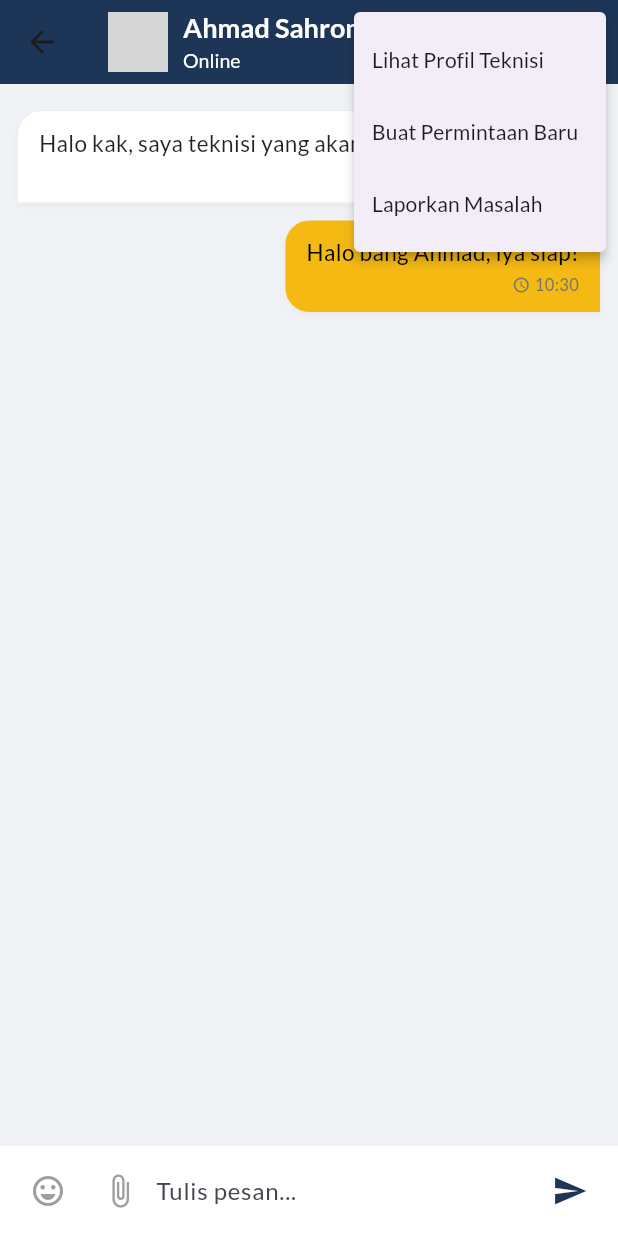
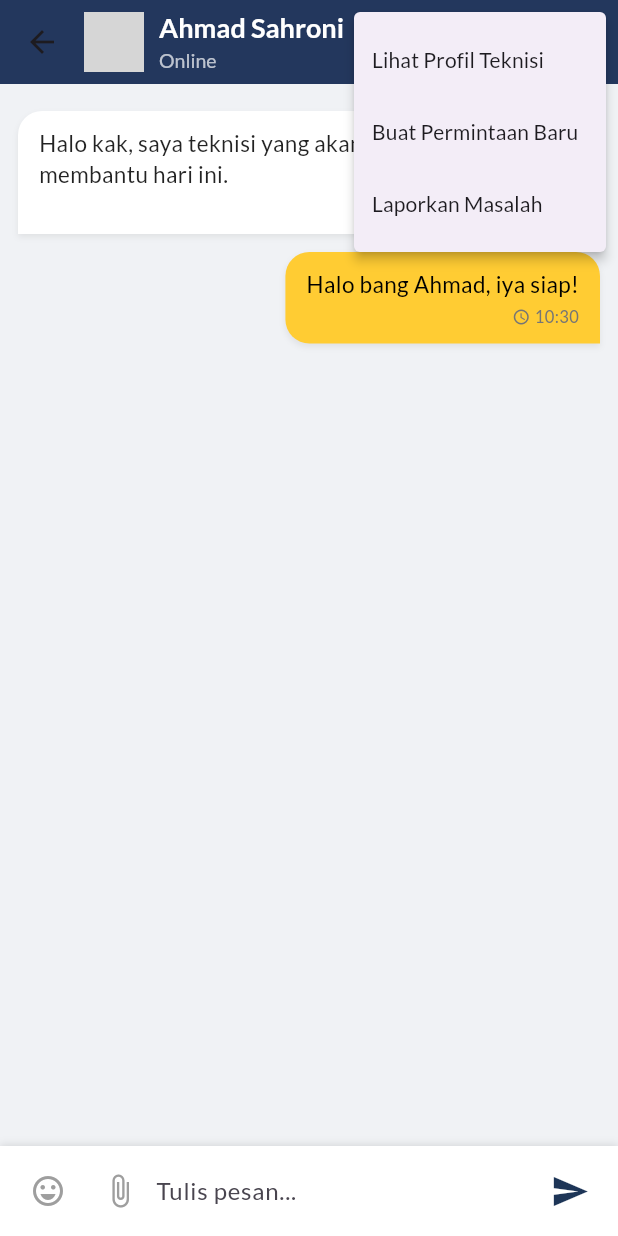
Before and after one commit to Mhdfarhan1/Quick_fix_mobile, a Flutter app: the ChatPage screen opened directly, after a tap on the "more vert" icon, on a phone screen of 412 x 824 dp. Run offline on Flutter 3.47's test engine with Material 3 defaults, Android fonts, the phone set to English and light mode, and no system bars; our stand-ins replace font_awesome_flutter, lottie, shimmer; grey boxes are pictures that could not be loaded.

Commit message:
perbaiki chat

```diff
--- a/lib/screens/chat.dart
+++ b/lib/screens/chat/chat.dart
@@ -1,8 +1,6 @@
 import 'package:flutter/material.dart';
 import 'package:intl/intl.dart';
-import 'notif.dart';
-
-
+import '../notifikasi/notif.dart'; // Pastikan file notif.dart ada di folder yang sama
 
 class ChatPage extends StatefulWidget {
   const ChatPage({super.key});
@@ -29,19 +27,25 @@ class _ChatPageState extends State<ChatPage> {
     },
   ];
 
+  // 🔹 Fungsi kirim pesan
   void _sendMessage(String text) {
-    if (text.trim().isEmpty) return;
+    final trimmed = text.trim();
+    if (trimmed.isEmpty) return;
 
     setState(() {
       _messages.add({
         "sender": "Kamu",
-        "message": text,
+        "message": trimmed,
         "isUser": true,
         "time": DateTime.now(),
       });
+    });
 
-      // Simulasi balasan otomatis Ahmad Sahroni
+    _controller.clear();
+
+    // 🔁 Simulasi balasan otomatis (1 detik)
     Future.delayed(const Duration(seconds: 1), () {
+      if (!mounted) return;
       setState(() {
         _messages.add({
           "sender": "Ahmad Sahroni",
@@ -51,8 +55,6 @@ class _ChatPageState extends State<ChatPage> {
         });
       });
     });
-    });
-    _controller.clear();
   }
 
   @override
@@ -61,6 +63,8 @@ class _ChatPageState extends State<ChatPage> {
       backgroundColor: const Color(0xFFF0F2F5),
       appBar: AppBar(
         backgroundColor: const Color(0xFF1D3557),
+        elevation: 3,
+        titleSpacing: 0,
         title: Row(
           children: [
             const CircleAvatar(
@@ -85,7 +89,7 @@ class _ChatPageState extends State<ChatPage> {
                   style: TextStyle(
                     fontSize: 13,
                     fontWeight: FontWeight.w400,
-                    color: Colors.white,
+                    color: Colors.white70,
                   ),
                 ),
               ],
@@ -96,7 +100,9 @@ class _ChatPageState extends State<ChatPage> {
           IconButton(
             icon: const Icon(Icons.phone, color: Colors.white),
             onPressed: () {
-              // Aksi panggilan bisa ditambahkan di sini
+              ScaffoldMessenger.of(context).showSnackBar(
+                const SnackBar(content: Text('Fitur panggilan belum tersedia')),
+              );
             },
           ),
           IconButton(
@@ -111,46 +117,38 @@ class _ChatPageState extends State<ChatPage> {
           PopupMenuButton<String>(
             icon: const Icon(Icons.more_vert, color: Colors.white),
             onSelected: (value) {
-              // Handle opsi menu di sini
-              switch (value) {
-                case 'Profil':
-                  print('Lihat Profil Teknisi');
-                  break;
-                case 'Permintaan Baru':
-                  print('Buat Permintaan Baru');
-                  break;
-                case 'Laporkan':
-                  print('Laporkan Masalah');
-                  break;
+              String message = switch (value) {
+                'Profil' => 'Lihat Profil Teknisi',
+                'Permintaan Baru' => 'Buat Permintaan Baru',
+                'Laporkan' => 'Laporkan Masalah',
+                _ => '',
+              };
+              if (message.isNotEmpty) {
+                ScaffoldMessenger.of(context)
+                    .showSnackBar(SnackBar(content: Text(message)));
               }
             },
             itemBuilder: (BuildContext context) => const [
-              PopupMenuItem<String>(
-                value: 'Profil',
-                child: Text('Lihat Profil Teknisi'),
-              ),
-              PopupMenuItem<String>(
-                value: 'Permintaan Baru',
-                child: Text('Buat Permintaan Baru'),
-              ),
-              PopupMenuItem<String>(
-                value: 'Laporkan',
-                child: Text('Laporkan Masalah'),
-              ),
+              PopupMenuItem(value: 'Profil', child: Text('Lihat Profil Teknisi')),
+              PopupMenuItem(value: 'Permintaan Baru', child: Text('Buat Permintaan Baru')),
+              PopupMenuItem(value: 'Laporkan', child: Text('Laporkan Masalah')),
             ],
           ),
         ],
       ),
+
+      // 💬 Body Chat
       body: Column(
         children: [
+          // 🗨️ List Pesan
           Expanded(
             child: ListView.builder(
               padding: const EdgeInsets.all(12),
               itemCount: _messages.length,
               itemBuilder: (context, index) {
                 final msg = _messages[index];
+                final bool isUser = msg['isUser'] as bool;
                 final formattedTime = DateFormat('HH:mm').format(msg['time']);
-                final isUser = msg['isUser'];
 
                 return Align(
                   alignment:
@@ -159,10 +157,13 @@ class _ChatPageState extends State<ChatPage> {
                     margin: const EdgeInsets.symmetric(vertical: 6),
                     padding:
                     const EdgeInsets.symmetric(horizontal: 14, vertical: 10),
+                    constraints: BoxConstraints(
+                      maxWidth: MediaQuery.of(context).size.width * 0.75,
+                    ),
                     decoration: BoxDecoration(
                       color: isUser
-                          ? const Color.fromARGB(255, 245, 185, 19)
-                          : const Color(0xFFFFFFFF),
+                          ? const Color(0xFFFFCC33)
+                          : Colors.white,
                       borderRadius: BorderRadius.only(
                         topLeft: const Radius.circular(16),
                         topRight: const Radius.circular(16),
@@ -173,8 +174,8 @@ class _ChatPageState extends State<ChatPage> {
                       ),
                       boxShadow: [
                         BoxShadow(
-                          color: Colors.grey.withOpacity(0.1),
-                          blurRadius: 4,
+                          color: Colors.grey.withOpacity(0.2),
+                          blurRadius: 3,
                           offset: const Offset(0, 2),
                         ),
                       ],
@@ -212,9 +213,21 @@ class _ChatPageState extends State<ChatPage> {
               },
             ),
           ),
+
+          // ✏️ Input Pesan
           Container(
             padding: const EdgeInsets.symmetric(horizontal: 8, vertical: 6),
+            decoration: const BoxDecoration(
               color: Colors.white,
+              boxShadow: [
+                BoxShadow(
+                  color: Colors.black12,
+                  offset: Offset(0, -1),
+                  blurRadius: 4,
+                ),
+              ],
+            ),
+            child: SafeArea(
               child: Row(
                 children: [
                   IconButton(
@@ -229,18 +242,21 @@ class _ChatPageState extends State<ChatPage> {
                   Expanded(
                     child: TextField(
                       controller: _controller,
+                      textInputAction: TextInputAction.send,
+                      onSubmitted: _sendMessage,
                       decoration: const InputDecoration(
                         hintText: "Tulis pesan...",
                         border: InputBorder.none,
                       ),
-                    onSubmitted: _sendMessage,
                     ),
                   ),
                   IconButton(
-                  icon: const Icon(Icons.send, color: Color(0xFF1D3557)),
+                    icon: const Icon(Icons.send,
+                        color: Color(0xFF1D3557), size: 26),
                     onPressed: () => _sendMessage(_controller.text),
                   ),
                 ],
+              ),
             ),
           ),
         ],
--- a/lib/screens/profile/profile_pengguna_page.dart
+++ b/lib/screens/profile/profile_pengguna_page.dart
@@ -27,7 +27,7 @@ class ProfilePenggunaPage extends StatelessWidget {
                   borderRadius: BorderRadius.circular(16),
                   boxShadow: [
                     BoxShadow(
-                      color: Colors.black.withOpacity(0.05),
+                      color: Colors.black.withValues(),
                       blurRadius: 6,
                       offset: const Offset(0, 3),
                     )
```
Also changed, not shown: lib/screens/home/home_page.dart (+39 -14 lines), lib/screens/profile/profile_teknisi_page.dart (+65 -44 lines), lib/screens/home/teknisi/teknisi_screen.dart (renamed from lib/screens/home/,,/teknisi/teknisi_screen.dart), lib/screens/notifikasi/notif.dart (renamed from lib/screens/notif.dart). Lines whose indentation alone changed are shown as unchanged.
